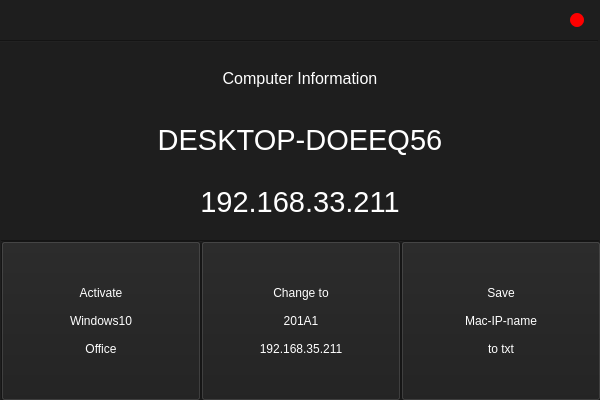
Old version of the form computer.ui in the repository ichunchun/Computer-tool-python.
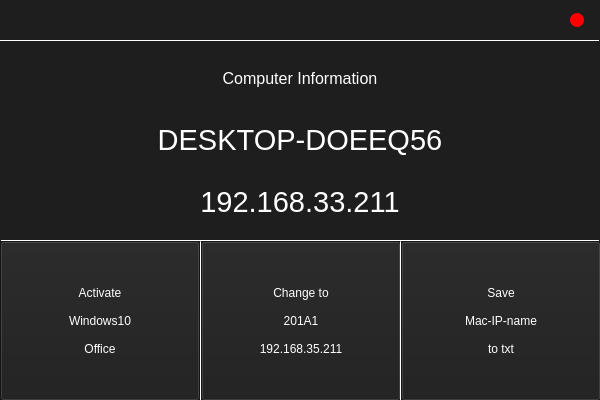
New version of the form.

Commit message: 更改样式

Patch:
```diff
--- a/computer.ui
+++ b/computer.ui
@@ -40,8 +40,8 @@
         <rect>
          <x>0</x>
          <y>40</y>
-         <width>598</width>
-         <height>3</height>
+         <width>599</width>
+         <height>1</height>
         </rect>
        </property>
        <property name="sizePolicy">
@@ -51,7 +51,8 @@
         </sizepolicy>
        </property>
        <property name="styleSheet">
-        <string notr="true">color: rgb(255, 255, 0);</string>
+        <string notr="true">color: rgb(255, 255, 0);
+background-color: rgb(255, 255, 255);</string>
        </property>
        <property name="orientation">
         <enum>Qt::Horizontal</enum>
@@ -63,7 +64,7 @@
          <x>1</x>
          <y>240</y>
          <width>598</width>
-         <height>3</height>
+         <height>1</height>
         </rect>
        </property>
        <property name="sizePolicy">
@@ -73,7 +74,7 @@
         </sizepolicy>
        </property>
        <property name="styleSheet">
-        <string notr="true"/>
+        <string notr="true">background-color: rgb(255, 255, 255);</string>
        </property>
        <property name="orientation">
         <enum>Qt::Horizontal</enum>
@@ -484,7 +485,7 @@
       <widget class="QPushButton" name="pushButton">
        <property name="geometry">
         <rect>
-         <x>1</x>
+         <x>0</x>
          <y>241</y>
          <width>200</width>
          <height>160</height>
@@ -599,6 +600,11 @@
          </disabled>
         </palette>
        </property>
+       <property name="styleSheet">
+        <string notr="true">QPushButton::pressed {
+	background-color: rgb(255, 0, 0);
+}</string>
+       </property>
        <property name="text">
         <string>Activate
 
@@ -747,6 +753,11 @@
          </disabled>
         </palette>
        </property>
+       <property name="styleSheet">
+        <string notr="true">QPushButton::pressed {
+	background-color: rgb(255, 0, 0);
+}</string>
+       </property>
        <property name="text">
         <string>Change to
 
@@ -881,6 +892,38 @@
 to txt</string>
        </property>
       </widget>
+      <widget class="Line" name="line_3">
+       <property name="geometry">
+        <rect>
+         <x>200</x>
+         <y>241</y>
+         <width>1</width>
+         <height>160</height>
+        </rect>
+       </property>
+       <property name="styleSheet">
+        <string notr="true">background-color: rgb(255, 255, 255);</string>
+       </property>
+       <property name="orientation">
+        <enum>Qt::Vertical</enum>
+       </property>
+      </widget>
+      <widget class="Line" name="line_4">
+       <property name="geometry">
+        <rect>
+         <x>400</x>
+         <y>241</y>
+         <width>1</width>
+         <height>160</height>
+        </rect>
+       </property>
+       <property name="styleSheet">
+        <string notr="true">background-color: rgb(255, 255, 255);</string>
+       </property>
+       <property name="orientation">
+        <enum>Qt::Vertical</enum>
+       </property>
+      </widget>
      </widget>
     </item>
    </layout>
```
Left out of the diff: 5 changed lines with no effect on the pictures. The commit also changes 2 other files.
